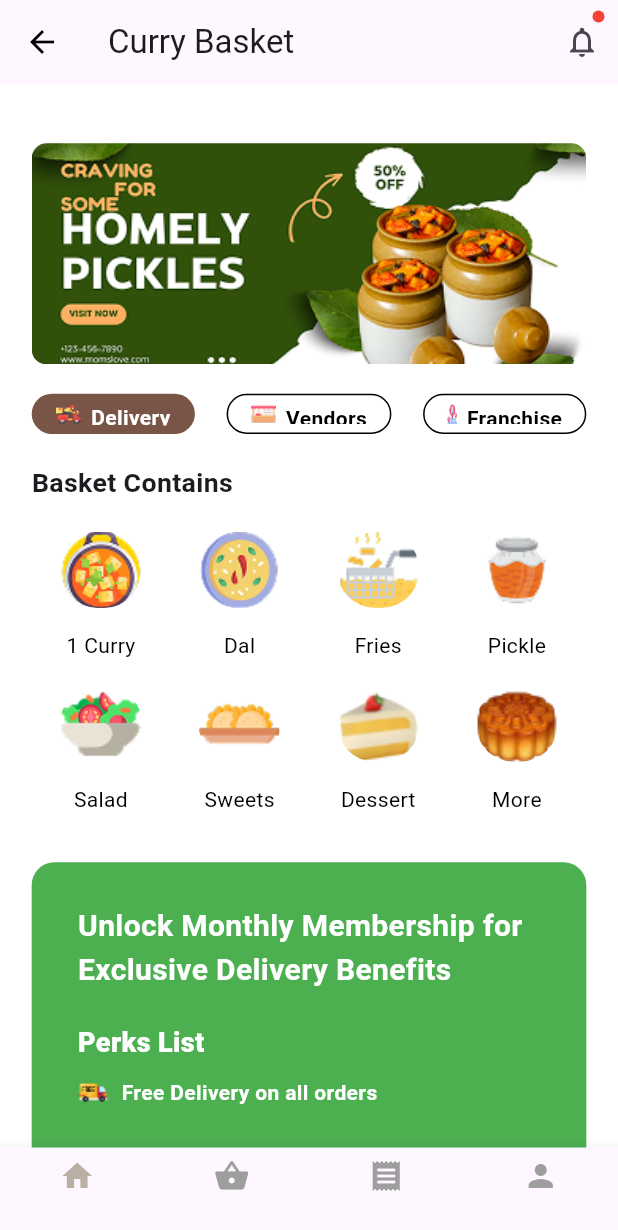
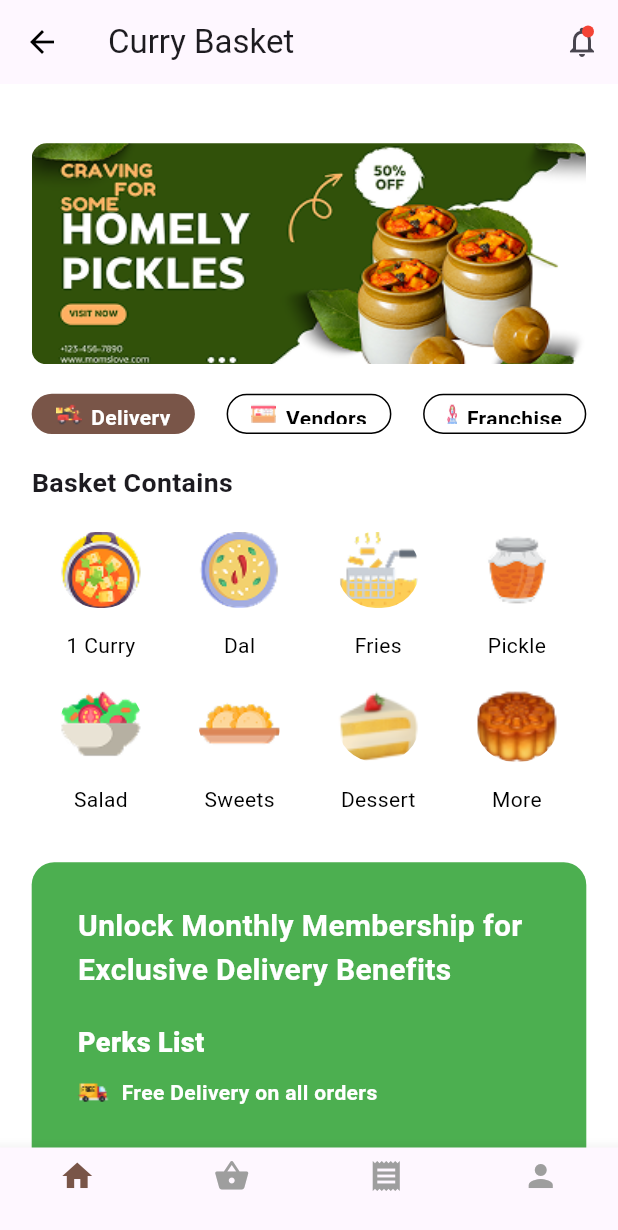
Before and after one commit to Satyajitpanda17/interview, a Flutter app: the screen it shows after launch, on a phone screen of 412 x 824 dp. Shown: the top 1230 px of the screen. Run offline on Flutter 3.47's test engine with Material 3 defaults, Android fonts, the phone set to English and light mode, and no system bars.

Commit message:
slight modified

```diff
--- a/lib/homepage.dart
+++ b/lib/homepage.dart
@@ -44,8 +44,8 @@ class _HomepageState extends State<Homepage> {
                 },
               ),
               Positioned(
-                right: 9,
-                top: 3,
+                right: 16,
+                top: 13,
                 child: Container(
                   padding: EdgeInsets.all(4),
                   decoration: BoxDecoration(
@@ -64,7 +64,7 @@ class _HomepageState extends State<Homepage> {
       ),
       bottomNavigationBar: BottomNavigationBar(
         type: BottomNavigationBarType.fixed,
-        selectedItemColor: Color.fromARGB(91, 61, 44, 1),
+        selectedItemColor: Colors.brown,
         unselectedItemColor: Colors.grey,
         currentIndex: _selectedIndex,
         onTap: _onItemTapped,
```
